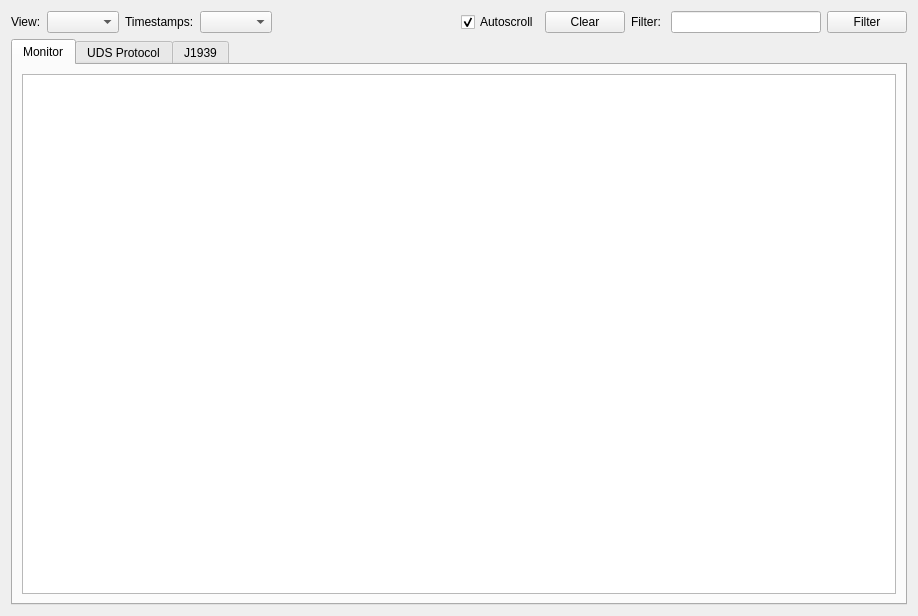
Qt form src/window/TraceWindow/TraceWindow.ui (NightHawk32/CANgaroo) before a commit.
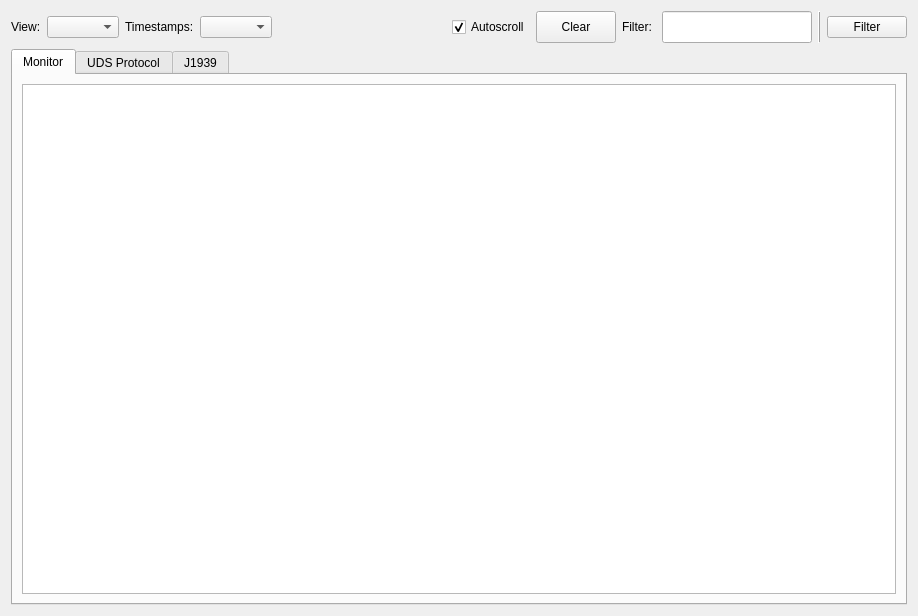
The same form after that commit. Icons and pictures are not drawn.

Commit message: Added logs to CandleApi

What changed in the file:
```diff
--- a/src/window/TraceWindow/TraceWindow.ui
+++ b/src/window/TraceWindow/TraceWindow.ui
@@ -74,6 +74,12 @@
       </item>
       <item>
        <widget class="QPushButton" name="TraceClearpushButton">
+        <property name="minimumSize">
+         <size>
+          <width>0</width>
+          <height>32</height>
+         </size>
+        </property>
         <property name="text">
          <string>Clear</string>
         </property>
@@ -98,6 +104,12 @@
       </item>
       <item>
        <widget class="QLineEdit" name="filterLineEdit">
+        <property name="minimumSize">
+         <size>
+          <width>0</width>
+          <height>32</height>
+         </size>
+        </property>
         <property name="maximumSize">
          <size>
           <width>150</width>
@@ -115,6 +127,21 @@
         </property>
        </widget>
       </item>
+      <item>
+       <widget class="Line" name="line">
+        <property name="font">
+         <font>
+          <bold>true</bold>
+         </font>
+        </property>
+        <property name="frameShadow">
+         <enum>QFrame::Raised</enum>
+        </property>
+        <property name="orientation">
+         <enum>Qt::Vertical</enum>
+        </property>
+       </widget>
+      </item>
       <item>
        <widget class="QPushButton" name="filterButton">
         <property name="text">
```
The commit also changes 2 other files.
